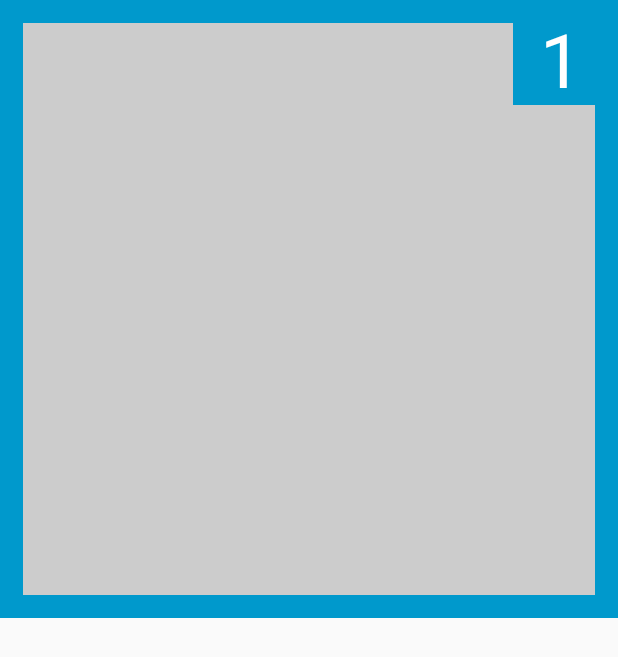
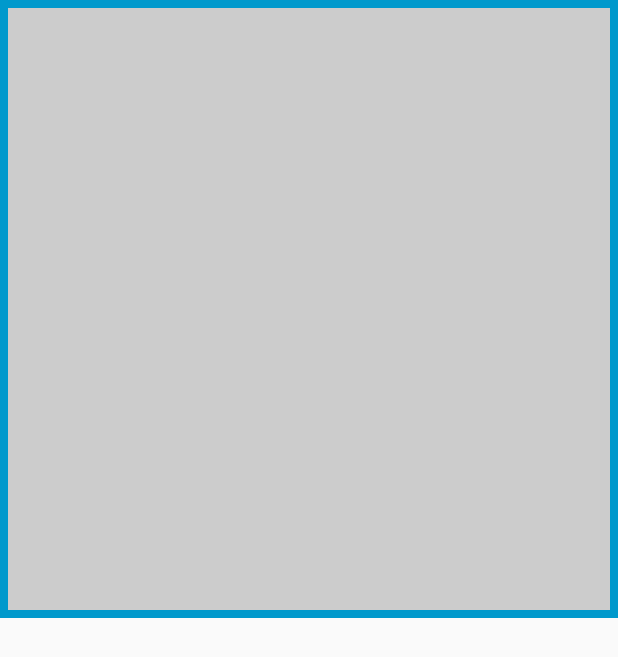
Before and after one commit to lowapple/PinEditor-android, an Android app: the layout pinpick_image_view.xml on its own in the app's theme, with its tools: preview values and no code run, on a phone screen of 412 x 824 dp. Shown: the top 657 px of the screen. Run offline under Robolectric (Android 15) with nearby library versions, the phone set to English and light mode, and no system bars; Roboto replaces fonts that are not available here.

```diff
--- a/app/src/main/java/com/plancatlog/pineditor/PinPick/PinPickAdapter.kt
+++ b/app/src/main/java/com/plancatlog/pineditor/PinPick/PinPickAdapter.kt
@@ -12,6 +12,7 @@ import android.view.LayoutInflater
 import android.view.ViewGroup
 import com.plancatlog.pineditor.R
 import android.util.Log
+import com.bumptech.glide.Glide
 import com.plancatlog.pineditor.EditorActivity
 import com.plancatlog.pineditor.PinPick.Model.PinPickImage
 import com.plancatlog.pineditor.PinPick.View.PinPickHolder
--- a/app/src/main/java/com/plancatlog/pineditor/Utils/GlobalData.kt
+++ b/app/src/main/java/com/plancatlog/pineditor/Utils/GlobalData.kt
@@ -15,7 +15,5 @@ class GlobalData {
         var isKeypadVisible = false
         // component data
         var lastComponent: ComponentBase? = null
-
-        lateinit var loaderManager : LoaderManager
     }
 }
--- a/app/src/main/res/drawable/pinpick_select_image.xml
+++ b/app/src/main/res/drawable/pinpick_select_image.xml
@@ -1,6 +1,6 @@
 <?xml version="1.0" encoding="utf-8"?>
 <shape xmlns:android="http://schemas.android.com/apk/res/android">
     <stroke
-        android:width="15dp"
+        android:width="5dp"
         android:color="@android:color/holo_blue_dark" />
 </shape>
--- a/app/src/main/res/layout/editor_component_edittext.xml
+++ b/app/src/main/res/layout/editor_component_edittext.xml
@@ -16,7 +16,7 @@
             android:id="@+id/component_background"
             android:layout_width="match_parent"
             android:layout_height="match_parent"
-            android:background="@drawable/component_background_edittext">
+            android:background="@null">
 
             <com.plancatlog.pineditor.Components.EditText.TextField
                 android:id="@+id/component_edittext"
--- a/app/src/main/res/layout/pinpick_image_view.xml
+++ b/app/src/main/res/layout/pinpick_image_view.xml
@@ -8,46 +8,18 @@
         android:layout_width="match_parent"
         android:layout_height="match_parent">
 
-        <FrameLayout
+        <View
             android:id="@+id/pinpick_select_layout"
             android:layout_width="match_parent"
-            android:layout_height="match_parent">
+            android:layout_height="match_parent"
+            android:background="@drawable/pinpick_select_image" />
+    </RelativeLayout>
 
-            <FrameLayout
-                android:layout_width="match_parent"
-                android:layout_height="match_parent"
-                android:background="@drawable/pinpick_select_image" />
+    <RelativeLayout
+        android:layout_width="match_parent"
+        android:layout_height="match_parent">
 
-            <LinearLayout
-                android:layout_width="match_parent"
-                android:layout_height="match_parent"
-                android:gravity="right">
-
-                <FrameLayout
-                    android:layout_width="70dp"
-                    android:layout_height="70dp"
-                    android:background="@drawable/pinpick_select_num_background" />
-            </LinearLayout>
-
-            <LinearLayout
-                android:layout_width="match_parent"
-                android:layout_height="match_parent"
-                android:gravity="right"
-                android:paddingRight="24dp"
-                android:paddingTop="5dp">
-
-                <TextView
-                    android:id="@+id/pinpick_select_num"
-                    android:layout_width="wrap_content"
-                    android:layout_height="wrap_content"
-                    android:text="1"
-                    android:textColor="@android:color/white"
-                    android:textSize="50dp" />
-
-            </LinearLayout>
-        </FrameLayout>
-
-        <ImageView
+        <android.support.v7.widget.AppCompatImageView
             android:id="@+id/pinpick_image_thumbnail"
             android:layout_width="match_parent"
             android:layout_height="match_parent"
```
Also changed, not shown: app/src/main/java/com/plancatlog/pineditor/Components/ComponentFactory.kt (+4 -12 lines), app/src/main/java/com/plancatlog/pineditor/EditorActivity.kt (+4 -3 lines), app/src/main/java/com/plancatlog/pineditor/PinPick/View/PinPickHolder.kt (+7 -5 lines), app/src/main/java/com/plancatlog/pineditor/Toolbar/ToolbarFactory.kt (+13 -4 lines).
